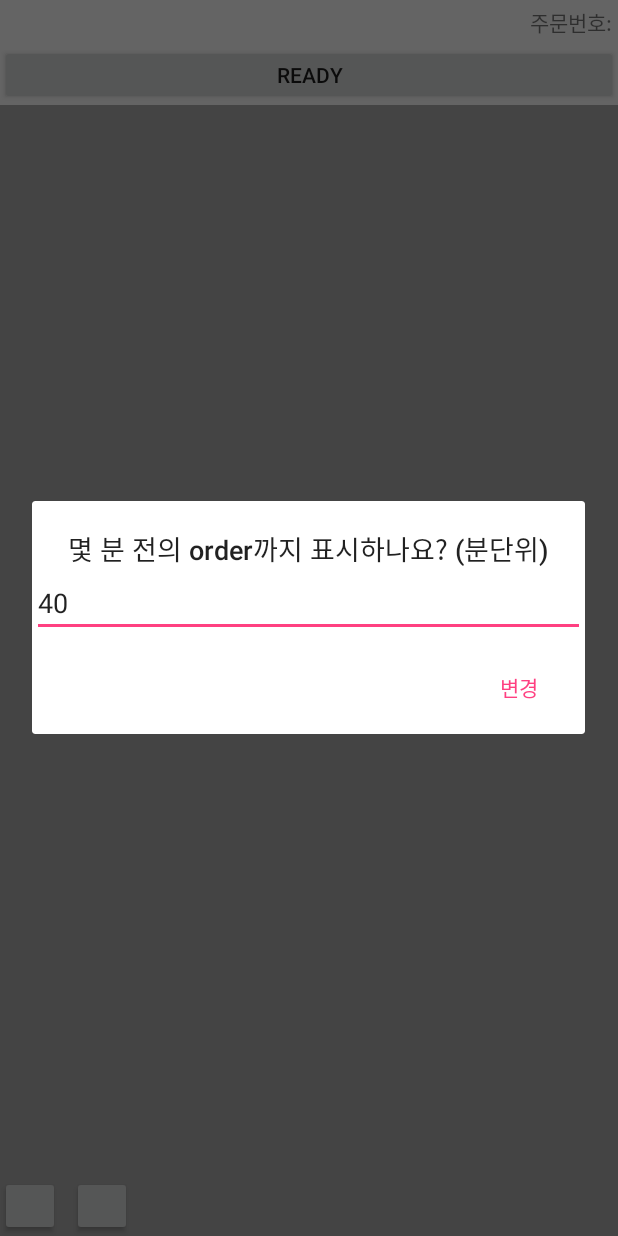
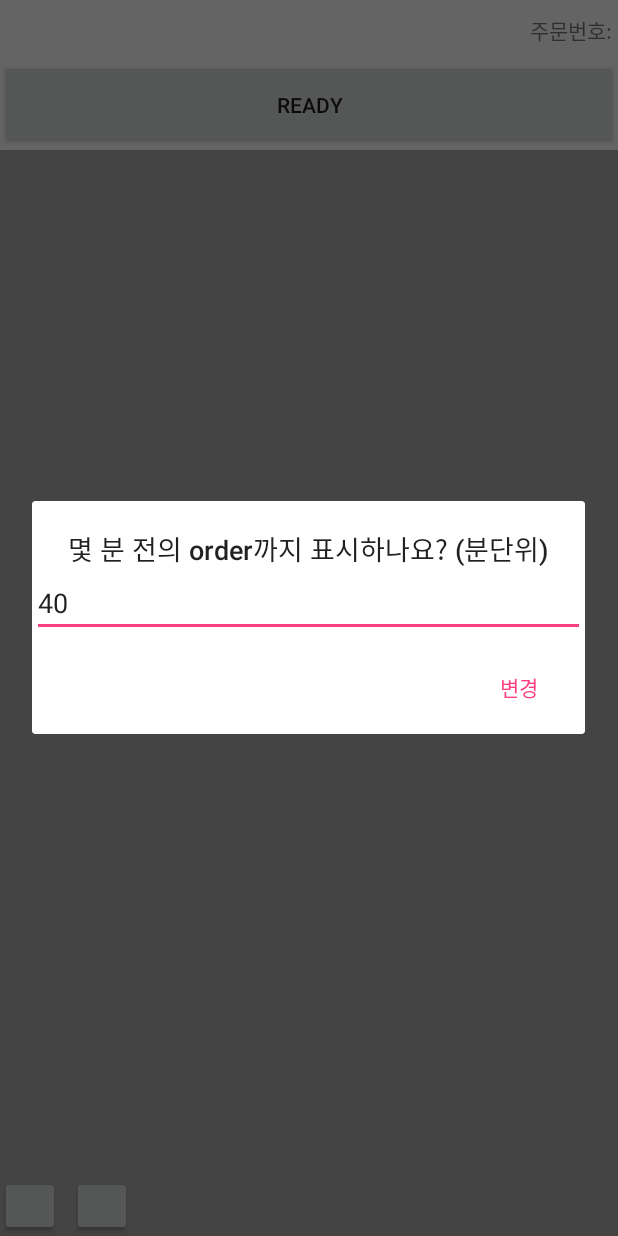
Before and after one commit to LaunchArea/saladgram, an Android app: the screen it shows after launch (MainActivity), after a tap on an icon or button, on a phone screen of 412 x 824 dp. Run offline under Robolectric (Android 15) with nearby library versions, the phone set to English and light mode, and no system bars.

Commit message:
타블랫지원

```diff
--- a/android/staff/Assemble/app/src/main/res/layout/content_main.xml
+++ b/android/staff/Assemble/app/src/main/res/layout/content_main.xml
@@ -12,7 +12,7 @@
         android:id="@+id/header"
         android:layout_width="match_parent"
         android:padding="4dp"
-        android:layout_height="30dp"
+        android:layout_height="40dp"
         android:layout_alignParentTop="true"
         >
     <TextView
@@ -40,19 +40,20 @@
             />
     </RelativeLayout>
 
-    <RelativeLayout
+    <LinearLayout
         android:id="@+id/controls"
         android:layout_width="match_parent"
         android:layout_height="wrap_content"
         android:layout_below="@id/header"
+        android:orientation="horizontal"
         >
         <Button
             android:id="@+id/ready_button"
             android:layout_width="match_parent"
-            android:layout_height="40dp"
+            android:layout_height="60dp"
             android:text="READY"
             />
-    </RelativeLayout>
+    </LinearLayout>
 
 
         <android.support.v7.widget.RecyclerView
@@ -61,7 +62,7 @@
             android:scrollbars="vertical"
             android:layout_alignParentLeft="true"
             android:layout_below="@+id/controls"
-            android:layout_width="120dp"
+            android:layout_width="240dp"
             android:layout_height="match_parent" />
     <RelativeLayout
         android:layout_width="match_parent"
--- a/android/staff/Assemble/app/src/main/res/layout/order_listitem.xml
+++ b/android/staff/Assemble/app/src/main/res/layout/order_listitem.xml
@@ -25,7 +25,7 @@
             android:id="@+id/time"
             android:layout_width="wrap_content"
             android:layout_height="wrap_content"
-            android:layout_below="@+id/id"
+            android:layout_alignParentTop="true"
             android:layout_alignParentRight="true"
             />
         <TextView
@@ -35,7 +35,7 @@
             android:layout_alignParentRight="true"
             android:layout_marginTop="2dp"
             android:layout_toRightOf="@+id/id"
-            android:layout_below="@+id/time"
+            android:layout_below="@+id/id"
             />
         <TextView
             android:id="@+id/user_id"
```
Also changed, not shown: android/staff/Assemble/app/src/main/res/layout/orderitem_listitem.xml (+5 -5 lines).
